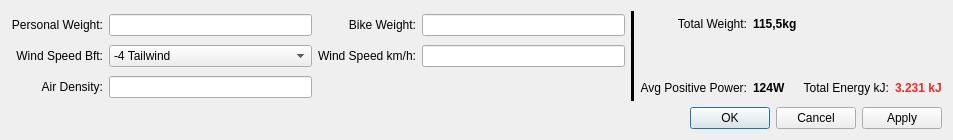
Qt form src/qmapshack/gis/trk/filter/IFilterSpeedCycleEnergy.ui (Maproom/qmapshack) before a commit.
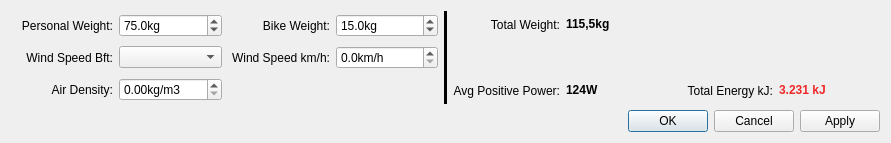
The same form after that commit.

Commit message: Weight and WindSpeed to GUI.

Patch:
```diff
--- a/src/qmapshack/gis/trk/filter/IFilterSpeedCycleEnergy.ui
+++ b/src/qmapshack/gis/trk/filter/IFilterSpeedCycleEnergy.ui
@@ -6,8 +6,8 @@
    <rect>
     <x>0</x>
     <y>0</y>
-    <width>953</width>
-    <height>140</height>
+    <width>891</width>
+    <height>143</height>
    </rect>
   </property>
   <property name="windowTitle">
@@ -54,9 +54,6 @@
          </property>
         </widget>
        </item>
-       <item row="2" column="1">
-        <widget class="QLineEdit" name="lineEdit_2"/>
-       </item>
        <item row="1" column="0">
         <widget class="QLabel" name="label_3">
          <property name="text">
@@ -67,30 +64,8 @@
          </property>
         </widget>
        </item>
-       <item row="0" column="1">
-        <widget class="QLineEdit" name="lineEdit"/>
-       </item>
-       <item row="0" column="3">
-        <widget class="QLineEdit" name="lineEdit_5"/>
-       </item>
        <item row="1" column="1">
-        <widget class="QComboBox" name="comboBox">
-         <item>
-          <property name="text">
-           <string>-4 Tailwind</string>
-          </property>
-         </item>
-         <item>
-          <property name="text">
-           <string>0 No Wind</string>
-          </property>
-         </item>
-         <item>
-          <property name="text">
-           <string>+4 Headwind</string>
-          </property>
-         </item>
-        </widget>
+        <widget class="QComboBox" name="comboWindSpeed"/>
        </item>
        <item row="1" column="2">
         <widget class="QLabel" name="label_9">
@@ -102,8 +77,60 @@
          </property>
         </widget>
        </item>
+       <item row="0" column="1">
+        <widget class="QDoubleSpinBox" name="spinPersonalWeight">
+         <property name="suffix">
+          <string>kg</string>
+         </property>
+         <property name="decimals">
+          <number>1</number>
+         </property>
+         <property name="minimum">
+          <double>20.000000000000000</double>
+         </property>
+         <property name="maximum">
+          <double>250.000000000000000</double>
+         </property>
+         <property name="value">
+          <double>75.000000000000000</double>
+         </property>
+        </widget>
+       </item>
+       <item row="0" column="3">
+        <widget class="QDoubleSpinBox" name="spinBikeWeight">
+         <property name="suffix">
+          <string>kg</string>
+         </property>
+         <property name="decimals">
+          <number>1</number>
+         </property>
+         <property name="minimum">
+          <double>5.000000000000000</double>
+         </property>
+         <property name="maximum">
+          <double>35.000000000000000</double>
+         </property>
+         <property name="value">
+          <double>15.000000000000000</double>
+         </property>
+        </widget>
+       </item>
        <item row="1" column="3">
-        <widget class="QLineEdit" name="lineEdit_6"/>
+        <widget class="QDoubleSpinBox" name="spinWindSpeed">
+         <property name="suffix">
+          <string>km/h</string>
+         </property>
+         <property name="decimals">
+          <number>1</number>
+         </property>
+        </widget>
+       </item>
+       <item row="2" column="1">
+        <widget class="QDoubleSpinBox" name="spinAirDensity">
+         <property name="suffix">
+          <string>kg/m3</string>
+         </property>
+        </widget>
        </item>
       </layout>
      </item>
```
Left out of the diff: 4 changed lines with no effect on the pictures. The commit also changes 5 other files.
